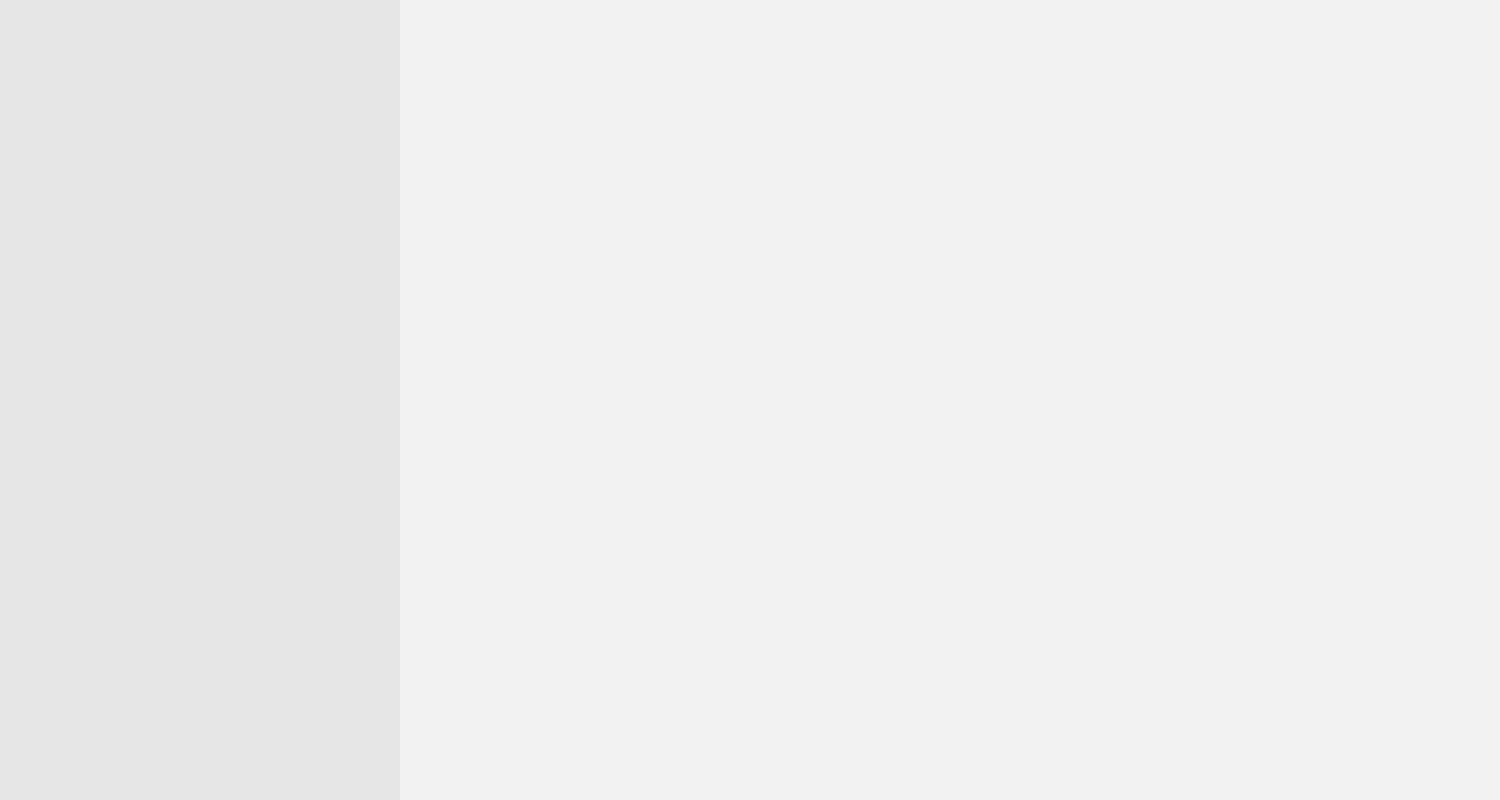
Above: Project/src/imaging/ImagingSW/mainwindow.ui from AndaCondaa/Dental_Imaging_SW_System before the change. Below: the same form after it.
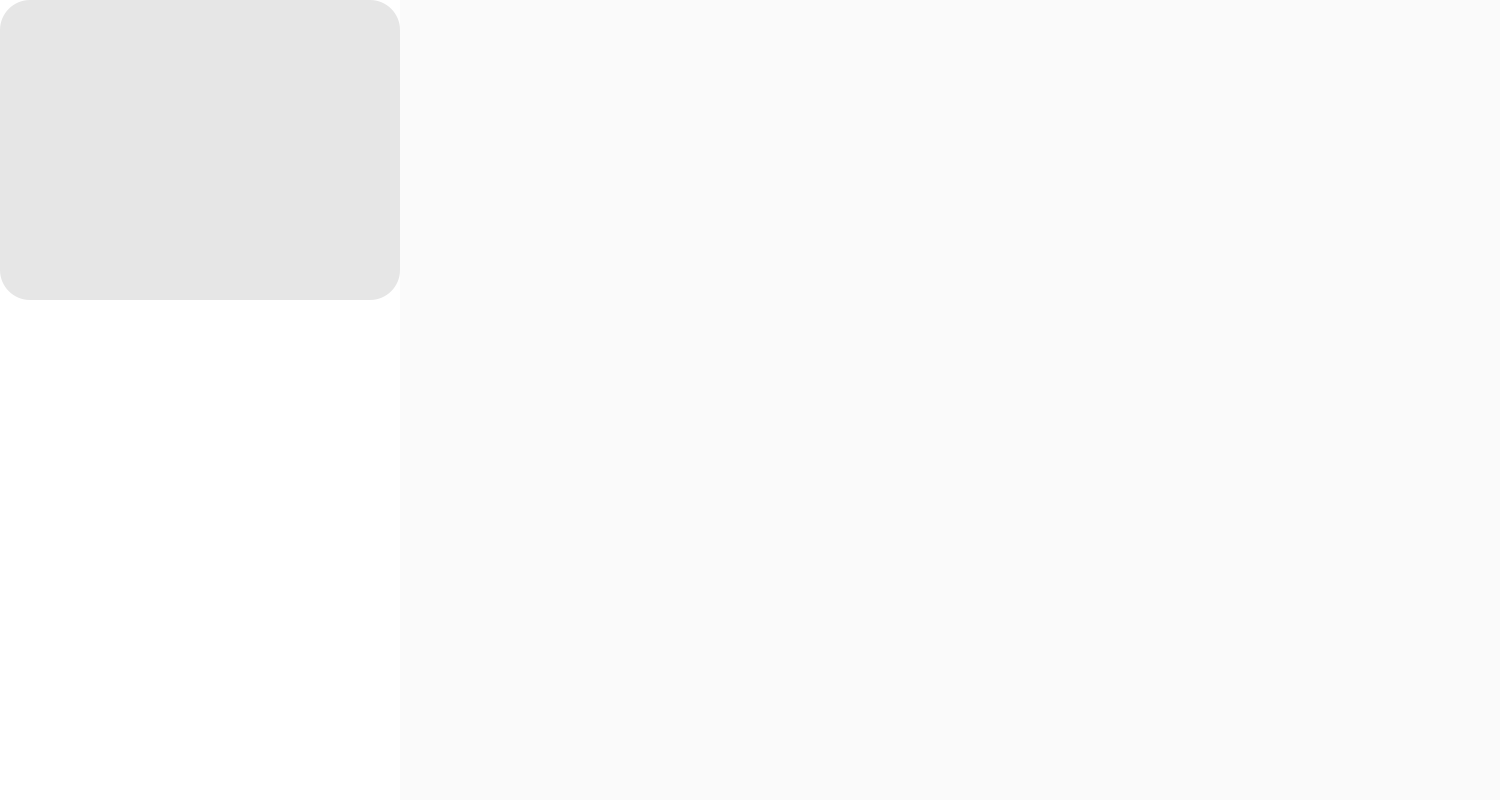
That is the form after the change. The open tabs and pages were chosen to show the change.

```diff
--- a/Project/src/imaging/ImagingSW/mainwindow.ui
+++ b/Project/src/imaging/ImagingSW/mainwindow.ui
@@ -32,7 +32,7 @@
    <string>MainWindow</string>
   </property>
   <property name="styleSheet">
-   <string notr="true">background-color: rgb(242, 242, 242);</string>
+   <string notr="true">background-color: rgb(255, 255, 255);</string>
   </property>
   <widget class="QWidget" name="centralwidget">
    <layout class="QGridLayout" name="gridLayout_2">
@@ -385,6 +385,9 @@
           <property name="spacing">
            <number>0</number>
           </property>
+          <property name="topMargin">
+           <number>0</number>
+          </property>
           <item>
            <widget class="QFrame" name="manageFrame">
             <property name="maximumSize">
@@ -394,7 +397,8 @@
              </size>
             </property>
             <property name="styleSheet">
-             <string notr="true">background-color: rgb(230, 230, 230);</string>
+             <string notr="true">background-color: rgb(255, 255, 255);
+</string>
             </property>
             <property name="frameShape">
              <enum>QFrame::NoFrame</enum>
@@ -439,7 +443,8 @@
                 </size>
                </property>
                <property name="styleSheet">
-                <string notr="true"/>
+                <string notr="true">border-radius: 30px;
+background-color: rgb(230, 230, 230);</string>
                </property>
                <property name="frameShape">
                 <enum>QFrame::NoFrame</enum>
@@ -464,7 +469,7 @@
                 </size>
                </property>
                <property name="styleSheet">
-                <string notr="true"/>
+                <string notr="true">border-radius: 30px;</string>
                </property>
                <property name="frameShape">
                 <enum>QFrame::NoFrame</enum>
@@ -492,7 +497,7 @@
              </size>
             </property>
             <property name="styleSheet">
-             <string notr="true">background-color: rgb(242, 242, 242);</string>
+             <string notr="true">background-color: rgb(250, 250, 250);</string>
             </property>
             <property name="frameShape">
              <enum>QFrame::NoFrame</enum>
```
